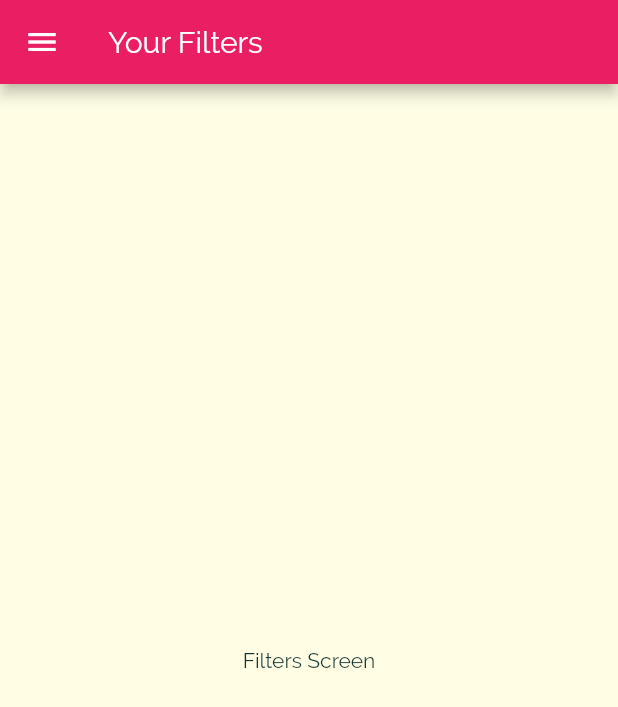
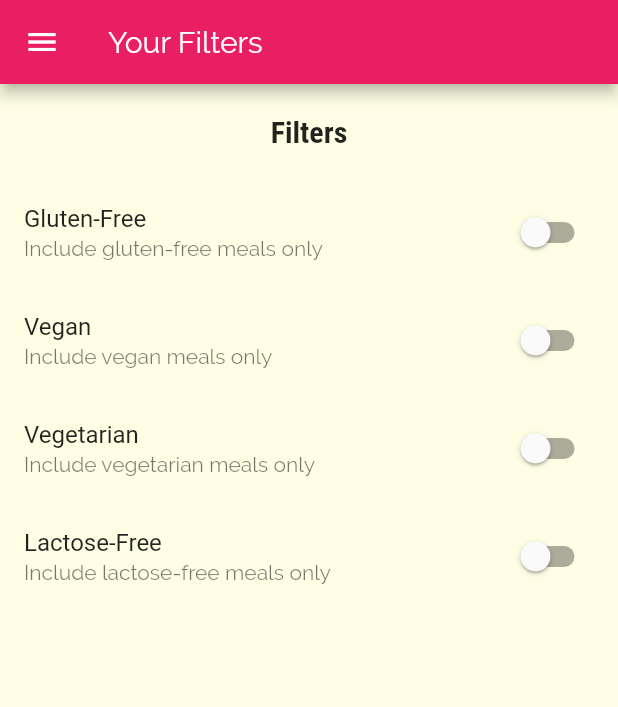
Before and after one commit to Daniel-Sogbey/flutter_mla_app-flutter-series-3-, a Flutter app: the FiltersScreen screen opened by its route, on a phone screen of 412 x 824 dp. Shown: the top 707 px of the screen. Run offline on Flutter 3.47's test engine with Material 2 defaults, Android fonts, the phone set to English and light mode, and no system bars.

Commit message:
added filter switches to the filters screen

```diff
--- a/lib/screens/filters_screen.dart
+++ b/lib/screens/filters_screen.dart
@@ -2,18 +2,86 @@ import 'package:flutter/material.dart';
 
 import '../widgets/main_drawer.dart';
 
-class FiltersScreen extends StatelessWidget {
+class FiltersScreen extends StatefulWidget {
   static const routeName = '/filters';
+
+  @override
+  _FiltersScreenState createState() => _FiltersScreenState();
+}
+
+class _FiltersScreenState extends State<FiltersScreen> {
+  bool _isGlutenFree = false;
+  bool _isVegetarian = false;
+  bool _isVegan = false;
+  bool _isLactoseFree = false;
+
+  Widget _buildSwitchedListTile({
+    bool value,
+    String title,
+    String subTitle,
+    Function onUpdateHandler,
+  }) {
+    return SwitchListTile(
+      value: value,
+      title: Text(title),
+      subtitle: Text(subTitle),
+      onChanged: onUpdateHandler,
+    );
+  }
+
   @override
   Widget build(BuildContext context) {
     return Scaffold(
-      appBar: AppBar(
-        title: Text('Your Filters'),
-      ),
-      drawer: MainDrawer(),
-      body: Center(
-        child: Text('Filters Screen'),
-      ),
-    );
+        appBar: AppBar(
+          title: Text('Your Filters'),
+        ),
+        drawer: MainDrawer(),
+        body: Column(
+          children: <Widget>[
+            Container(
+              padding: EdgeInsets.all(20.0),
+              child: Text(
+                'Filters',
+                style: Theme.of(context).textTheme.headline6,
+              ),
+            ),
+            _buildSwitchedListTile(
+                title: 'Gluten-Free',
+                subTitle: 'Include gluten-free meals only',
+                value: _isGlutenFree,
+                onUpdateHandler: (newValue) {
+                  setState(() {
+                    _isGlutenFree = newValue;
+                  });
+                }),
+            _buildSwitchedListTile(
+                title: 'Vegan',
+                subTitle: 'Include vegan meals only',
+                value: _isVegan,
+                onUpdateHandler: (newValue) {
+                  setState(() {
+                    _isVegan = newValue;
+                  });
+                }),
+            _buildSwitchedListTile(
+                title: 'Vegetarian',
+                subTitle: 'Include vegetarian meals only',
+                value: _isVegetarian,
+                onUpdateHandler: (newValue) {
+                  setState(() {
+                    _isVegetarian = newValue;
+                  });
+                }),
+            _buildSwitchedListTile(
+                title: 'Lactose-Free',
+                subTitle: 'Include lactose-free meals only',
+                value: _isLactoseFree,
+                onUpdateHandler: (newValue) {
+                  setState(() {
+                    _isLactoseFree = newValue;
+                  });
+                }),
+          ],
+        ));
   }
 }
```
